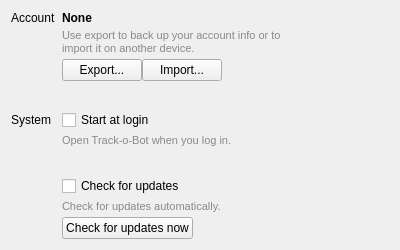
This is src/SettingsWidget.ui in stevschmid/track-o-bot as Qt 5 draws it before an edit. The edited form follows.
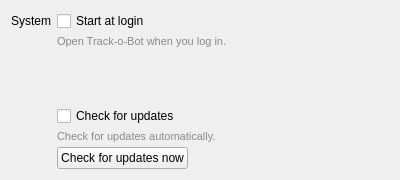
This is the edited form.

Commit message: Move account info to own tab

```diff
--- a/src/SettingsWidget.ui
+++ b/src/SettingsWidget.ui
@@ -7,13 +7,13 @@
     <x>0</x>
     <y>0</y>
     <width>400</width>
-    <height>250</height>
+    <height>180</height>
    </rect>
   </property>
   <property name="minimumSize">
    <size>
     <width>0</width>
-    <height>250</height>
+    <height>180</height>
    </size>
   </property>
   <property name="windowTitle">
@@ -36,107 +36,28 @@
      <property name="verticalSpacing">
       <number>4</number>
      </property>
-     <item row="0" column="0">
-      <widget class="QLabel" name="label">
-       <property name="text">
-        <string>Account</string>
-       </property>
-      </widget>
-     </item>
-     <item row="0" column="1">
-      <widget class="QLabel" name="account">
-       <property name="font">
-        <font>
-         <weight>75</weight>
-         <bold>true</bold>
-        </font>
-       </property>
-       <property name="text">
-        <string>None</string>
-       </property>
-      </widget>
-     </item>
-     <item row="1" column="1">
-      <widget class="QLabel" name="importExportDescription">
-       <property name="text">
-        <string>Use export to back up your account info or to import it on another device.</string>
-       </property>
-       <property name="wordWrap">
-        <bool>true</bool>
-       </property>
-      </widget>
-     </item>
-     <item row="2" column="1">
-      <layout class="QHBoxLayout" name="horizontalLayout_2">
-       <property name="spacing">
-        <number>-1</number>
-       </property>
-       <property name="sizeConstraint">
-        <enum>QLayout::SetDefaultConstraint</enum>
-       </property>
-       <property name="leftMargin">
-        <number>0</number>
-       </property>
-       <property name="bottomMargin">
-        <number>0</number>
-       </property>
-       <item>
-        <widget class="QPushButton" name="exportAccountButton">
-         <property name="text">
-          <string>Export...</string>
-         </property>
-         <property name="autoDefault">
-          <bool>false</bool>
-         </property>
-        </widget>
-       </item>
-       <item>
-        <widget class="QPushButton" name="importAccountButton">
-         <property name="text">
-          <string>Import...</string>
-         </property>
-         <property name="autoDefault">
-          <bool>false</bool>
-         </property>
-        </widget>
-       </item>
-      </layout>
-     </item>
-     <item row="4" column="1">
-      <spacer name="verticalSpacer">
-       <property name="orientation">
-        <enum>Qt::Vertical</enum>
-       </property>
-       <property name="sizeHint" stdset="0">
-        <size>
-         <width>20</width>
-         <height>10</height>
-        </size>
-       </property>
-      </spacer>
-     </item>
-     <item row="5" column="0">
+     <item row="1" column="0">
       <widget class="QLabel" name="label_4">
        <property name="text">
         <string>System</string>
        </property>
       </widget>
      </item>
-     <item row="5" column="1">
+     <item row="1" column="1">
       <widget class="QCheckBox" name="startAtLogin">
        <property name="text">
         <string>Start at login </string>
        </property>
       </widget>
      </item>
-     <item row="6" column="1">
+     <item row="2" column="1">
       <widget class="QLabel" name="startDescription">
        <property name="text">
         <string>Open Track-o-Bot when you log in.</string>
        </property>
       </widget>
      </item>
-     <item row="8" column="1">
+     <item row="4" column="1">
       <spacer name="verticalSpacer_2">
        <property name="orientation">
         <enum>Qt::Vertical</enum>
@@ -149,21 +70,21 @@
        </property>
       </spacer>
      </item>
-     <item row="9" column="1">
+     <item row="5" column="1">
       <widget class="QCheckBox" name="checkForUpdates">
        <property name="text">
         <string>Check for updates</string>
        </property>
       </widget>
      </item>
-     <item row="10" column="1">
+     <item row="6" column="1">
       <widget class="QLabel" name="updateDescription">
        <property name="text">
         <string>Check for updates automatically.</string>
        </property>
       </widget>
      </item>
-     <item row="11" column="1">
+     <item row="7" column="1">
       <widget class="QPushButton" name="checkForUpdatesNowButton">
        <property name="enabled">
         <bool>true</bool>
```
The commit also changes 8 other files.
